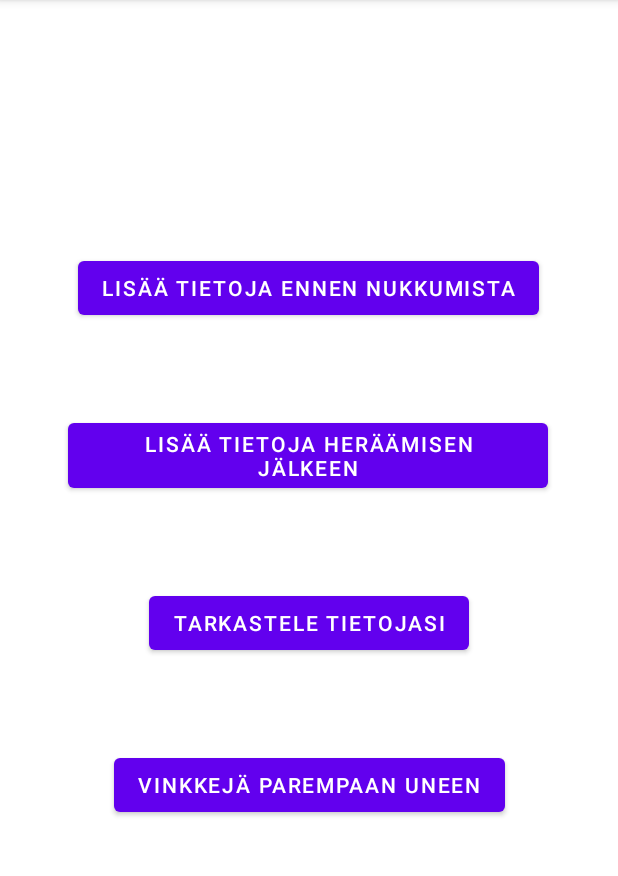
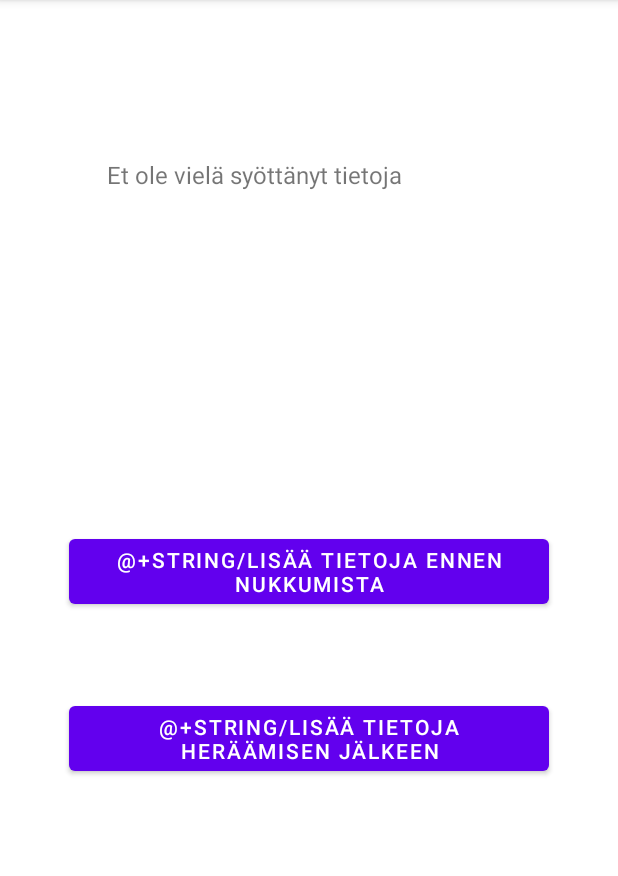
Before and after one commit to eveliih/Peippo, an Android app: the screen it shows after launch (MainActivity before the commit, ActivityNoDataSaved after it), after a tap on "TARKASTELE TIETOJASI", on a phone screen of 412 x 824 dp, the part 84-960 px from its top. Run offline under Robolectric (Android 15) with nearby library versions, the phone set to English and light mode, and no system bars.

Commit message:
ActivityNoDataSaved lisätty. Aukeaa, jos käyttäjä yrittää avata diagrammia, ennen kuin tietoja on syötetty.

```diff
--- a/app/build.gradle
+++ b/app/build.gradle
@@ -28,6 +28,7 @@ android {
 }
 
 dependencies {
+    compileOnly files ("C:/Users/hanne/AppData/Local/Android/Sdk/platforms/android-31/android.jar")
 
     implementation 'androidx.appcompat:appcompat:1.4.0'
     implementation 'com.google.android.material:material:1.4.0'
--- a/app/src/main/AndroidManifest.xml
+++ b/app/src/main/AndroidManifest.xml
@@ -30,10 +30,11 @@
         <activity
             android:name=".ActivityAddDataBeforeSleep"
             android:exported="false" />
-        <activity android:name=".ActivitySeeData"
+        <activity
+            android:name=".ActivitySeeData"
             android:exported="false" />
         <activity
-            android:name=".ActivitySeeData"
+            android:name=".ActivityNoDataSaved"
             android:exported="false" />
         <activity
             android:name=".MainActivity"
--- /dev/null
+++ b/app/src/main/java/com/eveliinaheino/peippo/ActivityNoDataSaved.java
@@ -0,0 +1,37 @@
+package com.eveliinaheino.peippo;
+
+import android.content.Intent;
+import android.os.Bundle;
+import android.view.View;
+import android.widget.TextView;
+
+import androidx.appcompat.app.AppCompatActivity;
+
+/**
+ * Luokka kertoo käyttäjälle, ettei tietoja ole syötetty, jos tämä yrittää avata diagrammia ennen
+ * tietojen syöttämistä.
+ * @author hanne
+ */
+
+public class ActivityNoDataSaved extends AppCompatActivity {
+
+    @Override
+    protected void onCreate(Bundle savedInstanceState) {
+        super.onCreate(savedInstanceState);
+        setContentView(R.layout.activity_no_data_saved);
+        TextView tv = findViewById(R.id.textView);
+        String message = "Et ole vielä syöttänyt tietoja";
+        tv.setText(message);
+    }
+
+
+    public void buttonAddAfterSleepClicked(View view) {
+        Intent intent = new Intent(this, ActivityAddDataAfterSleep.class);
+        startActivity(intent);
+    }
+
+    public void buttonAddBeforeSleepClicked(View view) {
+        Intent intent = new Intent(this, ActivityAddDataBeforeSleep.class);
+        startActivity(intent);
+    }
+}
--- a/app/src/main/java/com/eveliinaheino/peippo/MainActivity.java
+++ b/app/src/main/java/com/eveliinaheino/peippo/MainActivity.java
@@ -9,6 +9,8 @@ import android.view.View;
 
 import androidx.appcompat.app.AppCompatActivity;
 
+import java.io.File;
+
 public class MainActivity extends AppCompatActivity {
 
     @Override
@@ -17,11 +19,13 @@ public class MainActivity extends AppCompatActivity {
         setContentView(R.layout.activity_main);
 
     }
-    public void buttonAddAfterSleepClicked(View view){
+
+    public void buttonAddAfterSleepClicked(View view) {
         Intent intent = new Intent(this, ActivityAddDataAfterSleep.class);
         startActivity(intent);
     }
-    public void buttonAddBeforeSleepClicked(View view){
+
+    public void buttonAddBeforeSleepClicked(View view) {
         SharedPreferences prefGet = getPreferences(Context.MODE_PRIVATE);
         String testi = prefGet.getString("Peippo", "oli tyhjä");
 
@@ -30,12 +34,22 @@ public class MainActivity extends AppCompatActivity {
         Intent intent = new Intent(this, ActivityAddDataBeforeSleep.class);
         startActivity(intent);
     }
-    public void buttonSeeTipsClicked(View view){
+
+    public void buttonSeeTipsClicked(View view) {
         Intent intent = new Intent(this, ActivityTipList.class);
         startActivity(intent);
     }
+
     public void buttonSeeDataClicked(View view) {
+        File file = new File(
+                "/data/data/com.eveliinaheino.peippo/shared_prefs/com.eveliinaheino.peippo_preferences.xml");
+        if (file.exists()){
             Intent intent = new Intent(this, ActivitySeeData.class);
+            startActivity(intent);}
+        else {
+            Intent intent = new Intent(this, ActivityNoDataSaved.class);
             startActivity(intent);
+        }
+
     }
 }
--- /dev/null
+++ b/app/src/main/res/layout/activity_no_data_saved.xml
@@ -0,0 +1,45 @@
+<?xml version="1.0" encoding="utf-8"?>
+<androidx.constraintlayout.widget.ConstraintLayout xmlns:android="http://schemas.android.com/apk/res/android"
+    xmlns:app="http://schemas.android.com/apk/res-auto"
+    xmlns:tools="http://schemas.android.com/tools"
+    android:layout_width="match_parent"
+    android:layout_height="match_parent"
+    tools:context=".ActivityNoDataSaved">
+
+    <TextView
+        android:id="@+id/textView"
+        android:layout_width="0dp"
+        android:layout_height="0dp"
+        android:layout_marginStart="71dp"
+        android:layout_marginTop="105dp"
+        android:layout_marginEnd="71dp"
+        android:layout_marginBottom="51dp"
+        android:textSize="16sp"
+        app:layout_constraintBottom_toTopOf="@+id/beforeSleepButton"
+        app:layout_constraintEnd_toEndOf="parent"
+        app:layout_constraintStart_toStartOf="parent"
+        app:layout_constraintTop_toTopOf="parent" />
+
+    <Button
+        android:id="@+id/beforeSleepButton"
+        android:layout_width="wrap_content"
+        android:layout_height="wrap_content"
+        android:layout_marginBottom="56dp"
+        android:onClick="buttonAddBeforeSleepClicked"
+        android:text="@+String/Lisää tietoja ennen nukkumista"
+        app:layout_constraintBottom_toTopOf="@+id/afterSleepButton"
+        app:layout_constraintEnd_toEndOf="parent"
+        app:layout_constraintStart_toStartOf="parent"
+        app:layout_constraintTop_toBottomOf="@+id/textView" />
+
+    <Button
+        android:id="@+id/afterSleepButton"
+        android:layout_width="wrap_content"
+        android:layout_height="wrap_content"
+        android:layout_marginBottom="248dp"
+        android:onClick="buttonAddAfterSleepClicked"
+        android:text="@+String/Lisää tietoja heräämisen jälkeen"
+        app:layout_constraintBottom_toBottomOf="parent"
+        app:layout_constraintStart_toStartOf="@+id/beforeSleepButton"
+        app:layout_constraintTop_toBottomOf="@+id/beforeSleepButton" />
+</androidx.constraintlayout.widget.ConstraintLayout>
```
Also changed, not shown: app/src/main/java/com/eveliinaheino/peippo/ActivitySeeData.java (+6 -2 lines).
